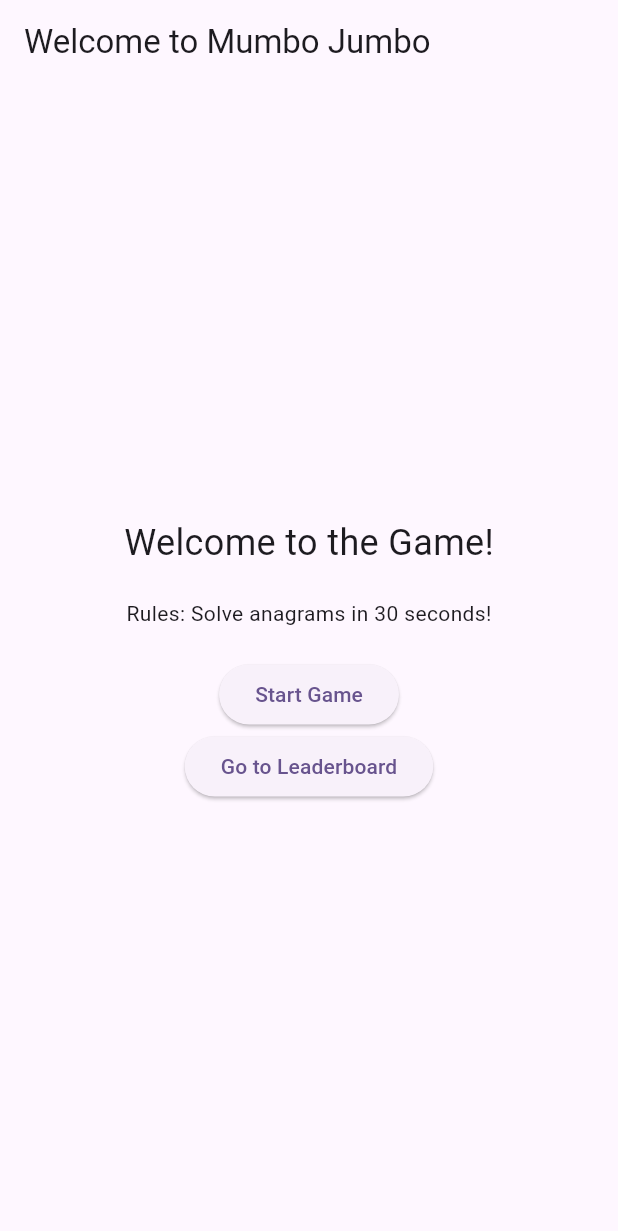
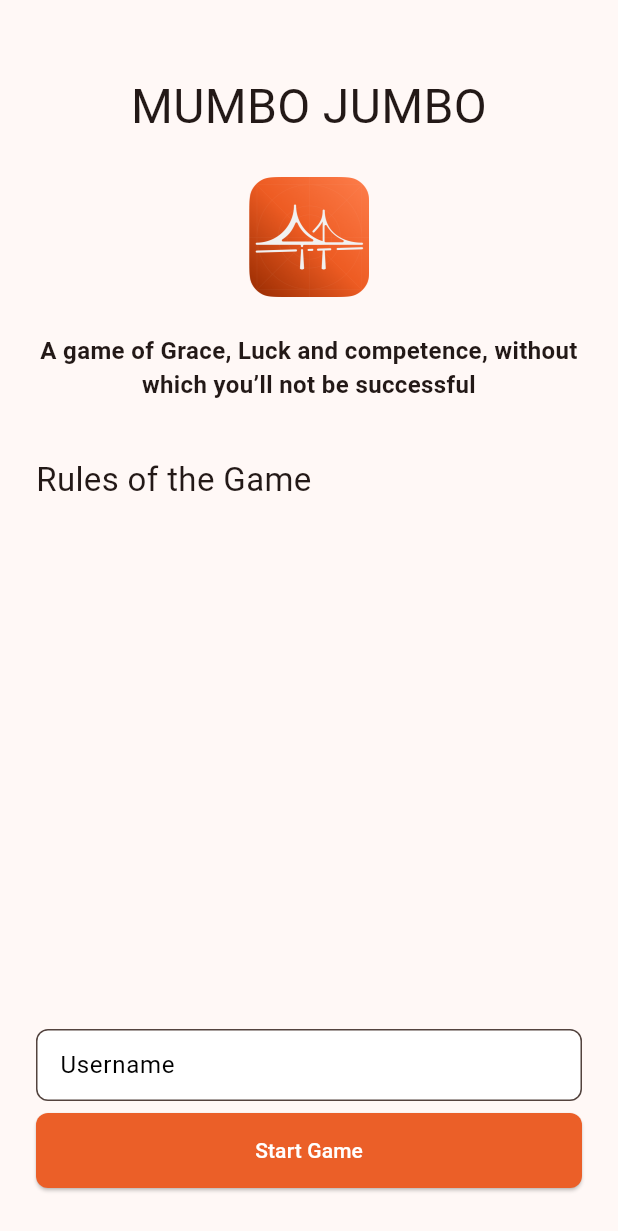
Before and after one commit to shetty456/mumbojumbo, a Flutter app: the screen it shows after launch, on a phone screen of 412 x 824 dp. Shown: the top 1231 px of the screen. Run offline on Flutter 3.47's test engine with Material 3 defaults, Android fonts, the phone set to English and light mode, and no system bars; our stand-ins replace audioplayers, flutter_hooks, freezed_annotation, go_router, hooks_riverpod, riverpod_annotation and 1 more; generated files the repository leaves out were written again.

Commit message:
add onboard design

```diff
--- a/lib/main.dart
+++ b/lib/main.dart
@@ -5,6 +5,8 @@ import 'package:mumbojumbo/common/router.dart';
 void main() {
   runApp(const ProviderScope(child: MyApp()));
 }
+
+const spcolor = Color(0xffeb5f28);
 
 class MyApp extends StatelessWidget {
   const MyApp({super.key});
@@ -15,7 +17,17 @@ class MyApp extends StatelessWidget {
     return MaterialApp.router(
       title: 'Flutter Demo',
       theme: ThemeData(
-        colorScheme: ColorScheme.fromSeed(seedColor: Colors.deepPurple),
+        colorScheme: ColorScheme.fromSeed(seedColor: spcolor),
+        elevatedButtonTheme: ElevatedButtonThemeData(
+        style: ElevatedButton.styleFrom(
+          backgroundColor: spcolor,
+          foregroundColor: Colors.white,
+          padding: const EdgeInsets.symmetric(horizontal: 30, vertical: 15),
+          shape: RoundedRectangleBorder(
+            borderRadius: BorderRadius.circular(8),
+          ),
+        ),
+      ),
         useMaterial3: true,
       ),
       routerConfig: appRouter,
--- a/lib/screens/onboarding_screen.dart
+++ b/lib/screens/onboarding_screen.dart
@@ -1,33 +1,99 @@
 import 'package:flutter/material.dart';
+import 'package:flutter_hooks/flutter_hooks.dart';
 import 'package:go_router/go_router.dart';
+import 'package:hooks_riverpod/hooks_riverpod.dart';
 import 'package:mumbojumbo/common/router.dart';
 
-class OnboardingScreen extends StatelessWidget {
+class OnboardingScreen extends HookConsumerWidget {
   const OnboardingScreen({super.key});
 
   @override
-  Widget build(BuildContext context) {
+  Widget build(BuildContext context, WidgetRef ref) {
+    final userNameController = useTextEditingController();
+
+    void submitUserName(String username) {
+      // todo: here we can call the provider to check
+      print(username);
+      context.push(AppRoutePaths.gamezone);
+    }
+
     return Scaffold(
-      appBar: AppBar(title: const Text('Welcome to Mumbo Jumbo')),
-      body: Center(
+      // appBar: AppBar(title: const Text('Welcome to Mumbo Jumbo')),
+      body: SafeArea(
+        child: Container(
+          padding: EdgeInsets.all(24),
           child: Column(
-          mainAxisAlignment: MainAxisAlignment.center,
+            crossAxisAlignment: CrossAxisAlignment.stretch,
             children: [
-            const Text('Welcome to the Game!', style: TextStyle(fontSize: 24)),
-            const SizedBox(height: 20),
-            const Text('Rules: Solve anagrams in 30 seconds!'),
-            const SizedBox(height: 20),
+              vHeight(24),
+              const Text(
+                'MUMBO JUMBO',
+                style: TextStyle(fontSize: 32),
+                textAlign: TextAlign.center,
+              ),
+              vHeight(24),
+              Center(
+                child: Image.asset(
+                  'assets/images/logo.png',
+                  height: 80,
+                  width: 80,
+                  fit: BoxFit.cover,
+                ),
+              ),
+              vHeight(24),
+              const Text(
+                'A game of Grace, Luck and competence, without which you’ll not be successful',
+                style: TextStyle(
+                  fontSize: 16,
+                  fontWeight: FontWeight.w600,
+                ),
+                textAlign: TextAlign.center,
+              ),
+              vHeight(36),
+              const Text(
+                'Rules of the Game',
+                style: TextStyle(fontSize: 22),
+              ),
+              const Spacer(),
+              TextField(
+                controller: userNameController,
+                decoration: InputDecoration(
+                  hintText: 'Username',
+                  hintStyle: const TextStyle(color: Colors.black),
+                  filled: true,
+                  fillColor: Colors.white,
+                  contentPadding: const EdgeInsets.symmetric(
+                      vertical: 10.0, horizontal: 12.0),
+                  border: OutlineInputBorder(
+                    borderRadius: BorderRadius.circular(8),
+                    borderSide: const BorderSide(
+                      color: Color(0xffD9D9D9),
+                      width: 1.0,
+                    ),
+                  ),
+                ),
+                style: const TextStyle(color: Colors.black),
+                onSubmitted: submitUserName,
+              ),
+              vHeight(8),
               ElevatedButton(
-              onPressed: () => context.go(AppRoutePaths.gamezone),
+                onPressed: () => submitUserName(userNameController.text),
                 child: const Text('Start Game'),
               ),
-            ElevatedButton(
-              onPressed: () => context.go(AppRoutePaths.leaderboard),
-              child: const Text('Go to Leaderboard'),
+              vHeight(8),
+              // todo: this button should be placed somewhere else
+              // ElevatedButton(
+              //   onPressed: () => context.push(AppRoutePaths.leaderboard),
+              //   child: const Text('Go to Leaderboard'),
+              // ),
+            ],
           ),
-          ],
         ),
       ),
     );
   }
+
+  SizedBox vHeight(double height) => SizedBox(
+        height: height,
+      );
 }
--- a/pubspec.yaml
+++ b/pubspec.yaml
@@ -76,6 +76,7 @@ flutter:
     - assets/sounds/bg_music.mp3
     - lib/data/words.json
     - lib/data/leaderboard.json
+    - assets/images/logo.png
 
   # An image asset can refer to one or more resolution-specific "variants", see
   # https://flutter.dev/to/resolution-aware-images
```
Also changed, not shown: assets/images/logo.png (added). Lines whose indentation alone changed are shown as unchanged.
